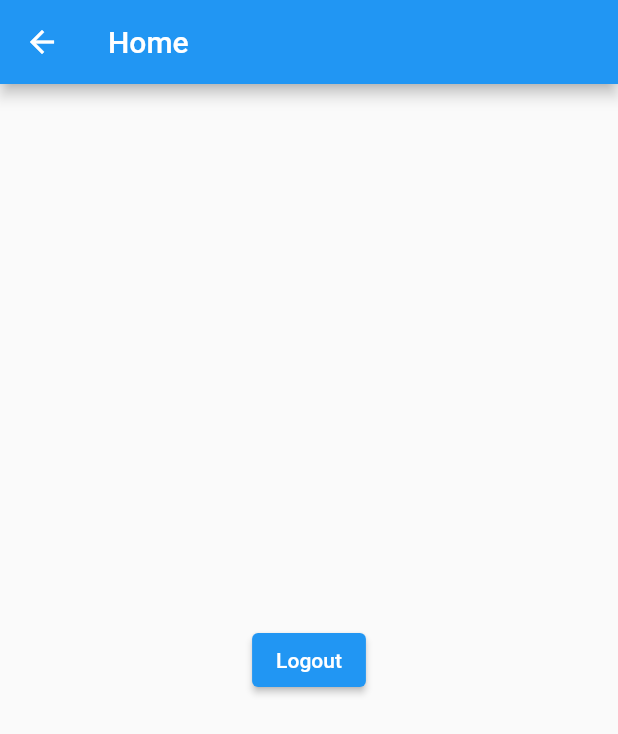
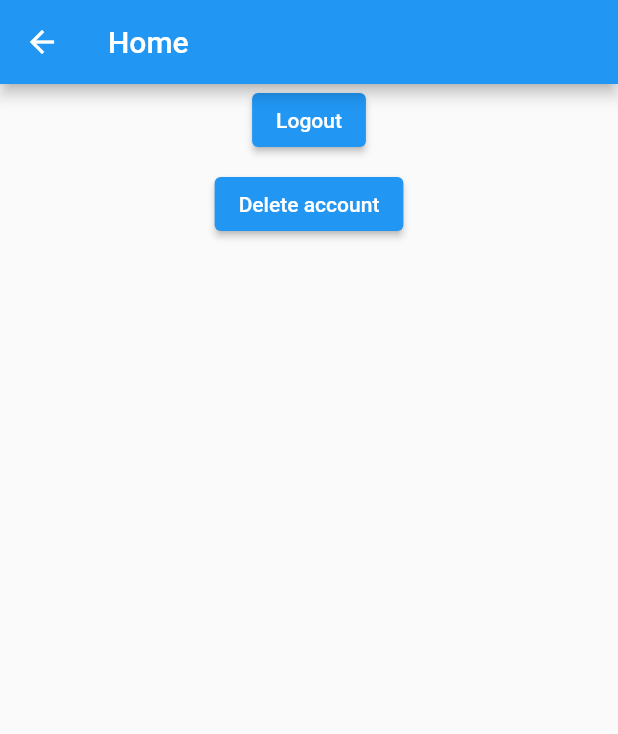
Before and after one commit to miljepetrovic/flutter-example, a Flutter app: the HomePage screen opened directly, on a phone screen of 412 x 824 dp. Shown: the top 734 px of the screen. Run offline on Flutter 3.47's test engine with Material 2 defaults, Android fonts, the phone set to English and light mode, and no system bars; our stand-ins replace equatable, flutter_bloc, get_it, injectable, supabase_flutter; accounts and stored records are empty; network calls fail.

Commit message:
Add delete function.

```diff
--- a/flutter_examples/lib/core/app_module.dart
+++ b/flutter_examples/lib/core/app_module.dart
@@ -3,6 +3,6 @@ import 'package:supabase_flutter/supabase_flutter.dart';
 
 @module
 abstract class AppModule {
-  @singleton
   GoTrueClient get supabaseAuth => Supabase.instance.client.auth;
+  FunctionsClient get functionsClient => Supabase.instance.client.functions;
 }
--- /dev/null
+++ b/flutter_examples/lib/core/supabase_extensions.dart
@@ -0,0 +1,5 @@
+import 'package:supabase_flutter/supabase_flutter.dart';
+
+extension FunctionsClientX on FunctionsClient {
+  Future<FunctionResponse> deleteAccount() => invoke('delete_user_account');
+}
--- /dev/null
+++ b/flutter_examples/lib/domain/repositores/user/i_user_repository.dart
@@ -0,0 +1,3 @@
+abstract class IUserRepository {
+  Future<void> deleteAccount();
+}
--- a/flutter_examples/lib/presentation/auth/bloc/auth_bloc.dart
+++ b/flutter_examples/lib/presentation/auth/bloc/auth_bloc.dart
@@ -1,6 +1,7 @@
 import 'dart:async';
 import 'package:flutter_bloc/flutter_bloc.dart';
 import 'package:flutter_examples/domain/repositores/authentication/i_authentication_repository.dart';
+import 'package:flutter_examples/domain/repositores/user/i_user_repository.dart';
 import 'package:injectable/injectable.dart';
 import 'package:supabase_flutter/supabase_flutter.dart';
 
@@ -10,12 +11,17 @@ part 'auth_state.dart';
 @injectable
 class AuthBloc extends Bloc<AuthEvent, AuthState> {
   final IAuthenticationRepository _authenticationRepository;
+  final IUserRepository _userRepository;
   StreamSubscription<User?>? _userSubscription;
 
-  AuthBloc(this._authenticationRepository) : super(AuthInitial()) {
+  AuthBloc(
+    this._authenticationRepository,
+    this._userRepository,
+  ) : super(AuthInitial()) {
     on<AuthInitialCheckRequested>(_onInitialAuthChecked);
     on<AuthLogoutButtonPressed>(_onLogoutButtonPressed);
     on<AuthOnCurrentUserChanged>(_onCurrentUserChanged);
+    on<AuthDeleteAccountButtonPressed>(_onDeleteAccountButtonPressed);
 
     _startUserSubscription();
   }
@@ -40,6 +46,11 @@ class AuthBloc extends Bloc<AuthEvent, AuthState> {
           ? emit(AuthUserAuthenticated(event.user!))
           : emit(AuthUserUnauthenticated());
 
+  Future<void> _onDeleteAccountButtonPressed(
+      AuthDeleteAccountButtonPressed event, Emitter<AuthState> emit) async {
+    await _userRepository.deleteAccount();
+  }
+
   void _startUserSubscription() => _userSubscription = _authenticationRepository
       .getCurrentUser()
       .listen((user) => add(AuthOnCurrentUserChanged(user)));
--- a/flutter_examples/lib/presentation/auth/bloc/auth_event.dart
+++ b/flutter_examples/lib/presentation/auth/bloc/auth_event.dart
@@ -11,3 +11,5 @@ class AuthOnCurrentUserChanged extends AuthEvent {
 }
 
 class AuthLogoutButtonPressed extends AuthEvent {}
+
+class AuthDeleteAccountButtonPressed extends AuthEvent {}
--- a/flutter_examples/lib/presentation/auth/bloc/auth_state.dart
+++ b/flutter_examples/lib/presentation/auth/bloc/auth_state.dart
@@ -11,3 +11,5 @@ class AuthUserAuthenticated extends AuthState {
 }
 
 class AuthUserUnauthenticated extends AuthState {}
+
+class AuthAccountDeletionSuccess extends AuthState {}
--- a/flutter_examples/lib/presentation/home/home_page.dart
+++ b/flutter_examples/lib/presentation/home/home_page.dart
@@ -9,30 +9,45 @@ class HomePage extends StatelessWidget {
   const HomePage({super.key});
 
   @override
-  Widget build(BuildContext context) {
-    return Scaffold(
+  Widget build(BuildContext context) => Scaffold(
       appBar: AppBar(title: const Text('Home')),
       body: Center(
         child: BlocListener<AuthBloc, AuthState>(
           listener: (context, state) {
-              if (state is AuthUserUnauthenticated) {
+            if (state is AuthUserUnauthenticated ||
+                state is AuthAccountDeletionSuccess) {
               navigateAndReplace(context, const LoginPage());
             }
           },
-            child: const _LogoutButton(),
+          child: Column(
+            children: const [
+              _LogoutButton(),
+              SizedBox(height: 8.0),
+              _DeleteAccountButton()
+            ],
+          ),
         ),
       ));
-  }
 }
 
 class _LogoutButton extends StatelessWidget {
   const _LogoutButton();
 
   @override
-  Widget build(BuildContext context) {
-    return ElevatedButton(
-      onPressed: () => context.read<AuthBloc>().add(AuthLogoutButtonPressed()),
+  Widget build(BuildContext context) => ElevatedButton(
+        onPressed: () =>
+            context.read<AuthBloc>().add(AuthLogoutButtonPressed()),
         child: const Text('Logout'),
       );
 }
+
+class _DeleteAccountButton extends StatelessWidget {
+  const _DeleteAccountButton();
+
+  @override
+  Widget build(BuildContext context) => ElevatedButton(
+        onPressed: () =>
+            context.read<AuthBloc>().add(AuthDeleteAccountButtonPressed()),
+        child: const Text('Delete account'),
+      );
 }
--- a/flutter_examples/lib/presentation/login/page/login_page.dart
+++ b/flutter_examples/lib/presentation/login/page/login_page.dart
@@ -66,7 +66,7 @@ class _LoginForm extends StatelessWidget {
             SizedBox(height: 8.0),
             _PasswordInputField(),
             SizedBox(height: 8.0),
-            _SignInButton()
+            _LogInButton()
           ],
         ),
       );
@@ -110,8 +110,8 @@ class _PasswordInputField extends StatelessWidget {
       );
 }
 
-class _SignInButton extends StatelessWidget {
-  const _SignInButton();
+class _LogInButton extends StatelessWidget {
+  const _LogInButton();
 
   @override
   Widget build(BuildContext context) => BlocBuilder<LoginBloc, LoginState>(
--- a/flutter_examples/lib/presentation/registration/bloc/registration_bloc.dart
+++ b/flutter_examples/lib/presentation/registration/bloc/registration_bloc.dart
@@ -36,9 +36,8 @@ class RegistrationBloc extends Bloc<RegistrationEvent, RegistrationState> {
       state.confirmPassword.value,
     )) {
       emit(state.copyWith(
-        formSubmissionStatus:
-            FormSubmissionStatus.confirmPasswordNotMatchWithPassword,
-      ));
+          formSubmissionStatus:
+              FormSubmissionStatus.confirmPasswordNotMatchWithPassword));
 
       return;
     }
--- a/flutter_examples/pubspec.yaml
+++ b/flutter_examples/pubspec.yaml
@@ -33,6 +33,7 @@ dependencies:
 
 
   cupertino_icons: ^1.0.2
+
   supabase_flutter: ^1.10.6
   injectable: ^2.1.2
   get_it: ^7.6.0
--- /dev/null
+++ b/supabase_example/package.json
@@ -0,0 +1,5 @@
+{
+  "devDependencies": {
+    "supabase": "^1.82.6"
+  }
+}
```
Also changed, not shown: flutter_examples/lib/data/repositories/user_repository.dart (added, +16 -0 lines), flutter_examples/lib/presentation/app.dart (+3 -6 lines), flutter_examples/lib/dependency_injection.config.dart, supabase_example/package-lock.json (added), 1 other file. Lines whose indentation alone changed are shown as unchanged.
